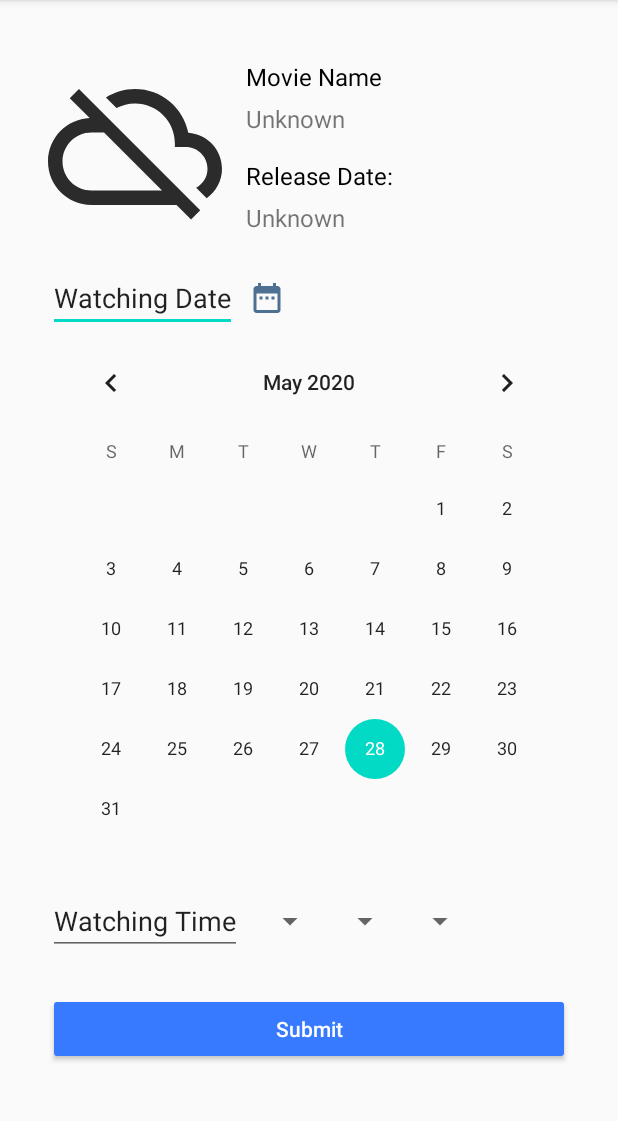
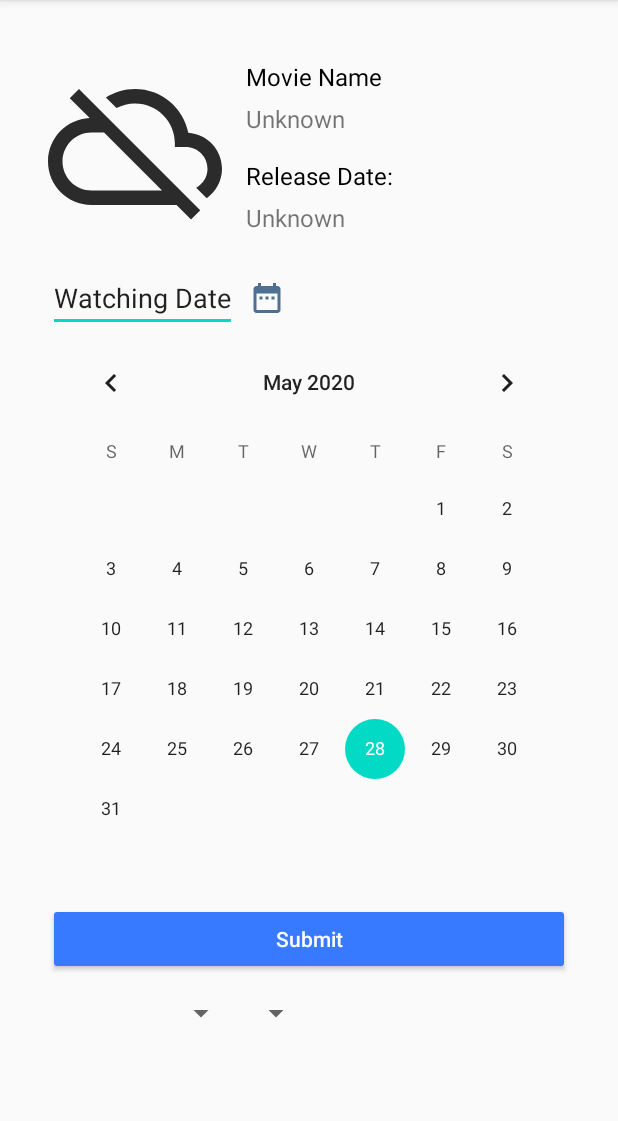
Before and after one commit to lingyuze1996/MyMovieMemoir, an Android app: the fragment AddMemoirFragment shown on its own in the app's theme, after a tap on "Submit", on a phone screen of 412 x 824 dp, the part 84-1205 px from its top. Run offline under Robolectric (Android 15) with nearby library versions, the phone set to English and light mode, and no system bars; our stand-ins replace Picasso; network calls fail; pictures from the network do not load.

Commit message:
202005282038

```diff
--- a/MyMovieMemoir/app/src/main/java/ling/yuze/mymoviememoir/ui/main/fragment/AddMemoirFragment.java
+++ b/MyMovieMemoir/app/src/main/java/ling/yuze/mymoviememoir/ui/main/fragment/AddMemoirFragment.java
@@ -26,7 +26,7 @@ public class AddMemoirFragment extends Fragment implements View.OnClickListener
     private ImageView image;
     private RatingBar ratingBar;
     private TextView tvRelease;
-    private Button buttonAdd;
+    private Button buttonSubmit;
 
     @Nullable
     @Override
@@ -46,8 +46,8 @@ public class AddMemoirFragment extends Fragment implements View.OnClickListener
         ratingBar = v.findViewById(R.id.ratingBar_add);
         tvRelease = v.findViewById(R.id.tv_add_release);
 
-        buttonAdd = v.findViewById(R.id.btAddMemoir);
-        buttonAdd.setOnClickListener(this);
+        buttonSubmit = v.findViewById(R.id.btAddSubmit);
+        buttonSubmit.setOnClickListener(this);
 
         tvMovieName.setText(name);
         tvRelease.setText(releaseDate);
@@ -59,9 +59,9 @@ public class AddMemoirFragment extends Fragment implements View.OnClickListener
     @Override
     public void onClick(View v) {
         switch(v.getId()) {
-            case R.id.btSignUp:
+            //:
 
-                break;
+                //break;
         }
     }
 
--- a/MyMovieMemoir/app/src/main/res/layout/fragment_add_to_memoir.xml
+++ b/MyMovieMemoir/app/src/main/res/layout/fragment_add_to_memoir.xml
@@ -1,23 +1,19 @@
 <?xml version="1.0" encoding="utf-8"?>
-<androidx.constraintlayout.widget.ConstraintLayout xmlns:android="http://schemas.android.com/apk/res/android"
+<LinearLayout
+    xmlns:android="http://schemas.android.com/apk/res/android"
     xmlns:app="http://schemas.android.com/apk/res-auto"
     xmlns:tools="http://schemas.android.com/tools"
+    android:orientation="vertical"
     android:layout_width="match_parent"
     android:layout_height="match_parent">
 
     <ScrollView
         android:id="@+id/scrollAddMemoir"
         android:layout_width="match_parent"
-        android:layout_height="0dp"
+        android:layout_height="570dp"
+        android:layout_marginStart="32dp"
         android:layout_marginTop="32dp"
-        android:layout_marginStart="32dp"
-        android:layout_marginEnd="32dp"
-        android:layout_marginBottom="32dp"
-        app:layout_constraintBottom_toTopOf="@+id/btAddMemoir"
-        app:layout_constraintEnd_toEndOf="parent"
-        app:layout_constraintStart_toStartOf="parent"
-        app:layout_constraintTop_toTopOf="parent"
-        app:layout_constraintVertical_bias="0.5">
+        android:layout_marginEnd="32dp">
 
         <LinearLayout
             android:id="@+id/linearLayoutAddToMemoir"
@@ -222,22 +218,16 @@
 
 
     <Button
-        android:id="@+id/btAddMemoir"
-        android:layout_width="0dp"
+        android:id="@+id/btAddSubmit"
+        android:layout_width="match_parent"
         android:layout_height="wrap_content"
         android:layout_marginStart="32dp"
         android:layout_marginEnd="32dp"
-        android:layout_marginBottom="16dp"
+        android:layout_marginBottom="32dp"
         android:backgroundTint="#377AFF"
         android:text="@string/submit"
         android:textAllCaps="false"
-        android:textColor="#FFFFFF"
-        app:layout_constraintBottom_toBottomOf="parent"
-        app:layout_constraintEnd_toEndOf="parent"
-        app:layout_constraintHorizontal_bias="0.0"
-        app:layout_constraintStart_toStartOf="parent"
-        app:layout_constraintTop_toTopOf="parent"
-        app:layout_constraintVertical_bias="0.94" />
+        android:textColor="#FFFFFF" />
 
 
-</androidx.constraintlayout.widget.ConstraintLayout>
+</LinearLayout>
```
Also changed, not shown: 5 other files.
